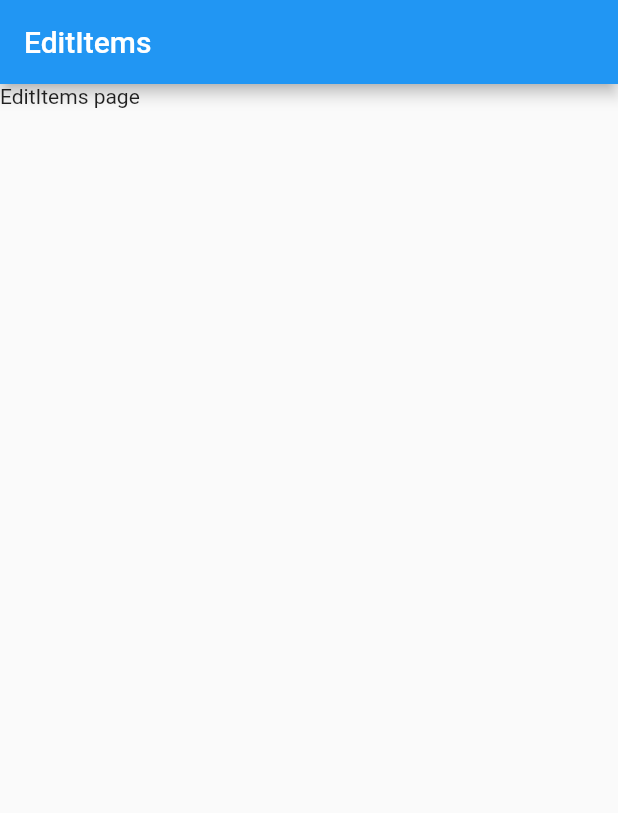
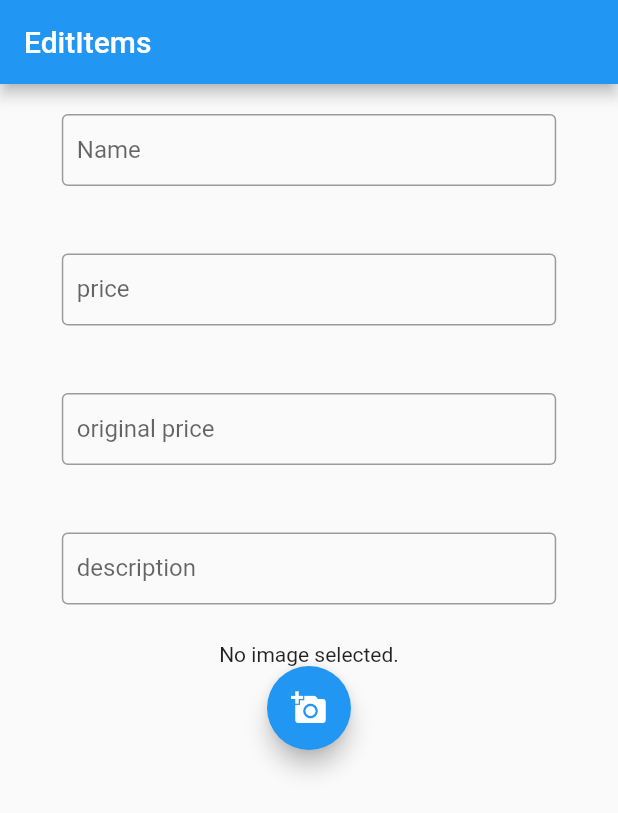
Before and after one commit to GP-works/Kirana, a Flutter app: the EditItemsPage screen opened directly, on a phone screen of 412 x 824 dp. Shown: the top 813 px of the screen. Run offline on Flutter 3.47's test engine with Material 2 defaults, Android fonts, the phone set to English and light mode, and no system bars; our stand-ins replace email_validator, geolocator, image_picker, intl_phone_field; missing offline and left inert: lipsum.

Commit message:
added a form to add menu item

```diff
--- a/lib/pages/edititems.dart
+++ b/lib/pages/edititems.dart
@@ -1,12 +1,24 @@
 import 'package:flutter/material.dart';
+import 'package:kirana/widgets/ImagePicker.dart';
+import 'package:kirana/widgets/TextFieldWidget.dart';
 
 class EditItemsPage extends StatelessWidget {
   final name = 'edititems';
+  final _formKey = GlobalKey<FormState>();
+
   @override
   Widget build(BuildContext context) {
     return Scaffold(
-      body: Container(child: Text("EditItems page")),
-      appBar: AppBar(title: Text("EditItems")),
-    );
+        appBar: AppBar(title: Text("EditItems")),
+        body: Form(
+          key: _formKey,
+          child: ListView(children: [
+            TextFieldWidgetWithValidation('Name'),
+            NumberFieldWidgetWithValidation('price'),
+            NumberFieldWidgetWithValidation('original price'),
+            MultilineTextWidgetWithValidation('description'),
+            ItemImagePicker(),
+          ]),
+        ));
   }
 }
--- /dev/null
+++ b/lib/widgets/ImagePicker.dart
@@ -0,0 +1,41 @@
+import 'dart:io';
+import 'package:image_picker/image_picker.dart';
+import 'package:flutter/material.dart';
+
+class ItemImagePicker extends StatefulWidget {
+  @override
+  _ItemImagePickerState createState() => _ItemImagePickerState();
+}
+
+class _ItemImagePickerState extends State<ItemImagePicker> {
+  File _image;
+  final picker = ImagePicker();
+
+  @override
+  Future getImage() async {
+    final pickedFile = await picker.getImage(
+        source: ImageSource.gallery, maxWidth: 300, maxHeight: 300);
+    setState(() {
+      _image = File(pickedFile.path);
+    });
+  }
+
+  Widget build(BuildContext context) {
+    return Column(
+      children: <Widget>[
+        Center(
+          child: _image == null
+              ? Text('No image selected.')
+              : Image.file(
+                  _image,
+                ),
+        ),
+        FloatingActionButton(
+          onPressed: getImage,
+          tooltip: 'Pick Image',
+          child: Icon(Icons.add_a_photo),
+        )
+      ],
+    );
+  }
+}
--- a/lib/widgets/TextFieldWidget.dart
+++ b/lib/widgets/TextFieldWidget.dart
@@ -1,4 +1,5 @@
 import 'package:flutter/material.dart';
+import 'package:flutter/rendering.dart';
 
 class TextFieldWidget extends StatelessWidget {
   final name;
@@ -30,7 +31,9 @@ class TextFieldWidget extends StatelessWidget {
 
 class TextFieldWidgetWithValidation extends StatelessWidget {
   final String name;
+
   TextFieldWidgetWithValidation(this.name);
+
   @override
   Widget build(BuildContext context) {
     return Container(
@@ -52,3 +55,66 @@ class TextFieldWidgetWithValidation extends StatelessWidget {
                 ))));
   }
 }
+
+class NumberFieldWidgetWithValidation extends StatelessWidget {
+  final String name;
+
+  NumberFieldWidgetWithValidation(this.name);
+
+  @override
+  Widget build(BuildContext context) {
+    return Container(
+        margin: EdgeInsets.only(bottom: 20),
+        child: Padding(
+            padding: EdgeInsets.fromLTRB(MediaQuery.of(context).size.width / 10,
+                20, MediaQuery.of(context).size.width / 10, 5),
+            child: TextFormField(
+              validator: (value) {
+                if ((value.isEmpty)) {
+                  return "please enter valid $name";
+                }
+                return null;
+              },
+              decoration: InputDecoration(
+                border: OutlineInputBorder(),
+                contentPadding: EdgeInsets.fromLTRB(10, 10, 5, 0),
+                labelText: name,
+              ),
+              keyboardType: TextInputType.number,
+            )));
+  }
+}
+
+class MultilineTextWidgetWithValidation extends StatelessWidget {
+  final String name;
+
+  MultilineTextWidgetWithValidation(this.name);
+
+  @override
+  Widget build(BuildContext context) {
+    return Container(
+      margin: EdgeInsets.only(bottom: 20),
+      child: Padding(
+        padding: EdgeInsets.fromLTRB(MediaQuery.of(context).size.width / 10, 20,
+            MediaQuery.of(context).size.width / 10, 5),
+        child: Container(
+          child: TextFormField(
+            validator: (value) {
+              if ((value.isEmpty)) {
+                return "please enter valid $name";
+              }
+              return null;
+            },
+            decoration: InputDecoration(
+                border: OutlineInputBorder(),
+                contentPadding: EdgeInsets.fromLTRB(10, 10, 5, 0),
+                labelText: name,
+                hintText: "press enter for a new line"),
+            keyboardType: TextInputType.multiline,
+            maxLines: null,
+          ),
+        ),
+      ),
+    );
+  }
+}
--- a/pubspec.yaml
+++ b/pubspec.yaml
@@ -28,6 +28,7 @@ dependencies:
   intl_phone_field: ^1.2.0
   geolocator: ^5.3.2+2
   provider: ^4.3.1
+  image_picker: ^0.6.7+4
 
 
 
```
Also changed, not shown: pubspec.lock.
